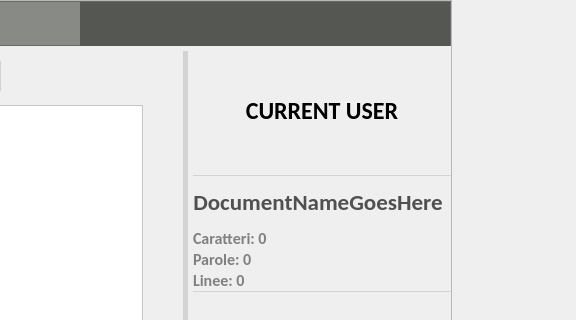
Above: client/editorwindow.ui from nopesir/pds-project before the change; both pictures show x 669 to 1245 and y 0 to 320 of the 1245 by 800 pixel window. Below: the same form after it.
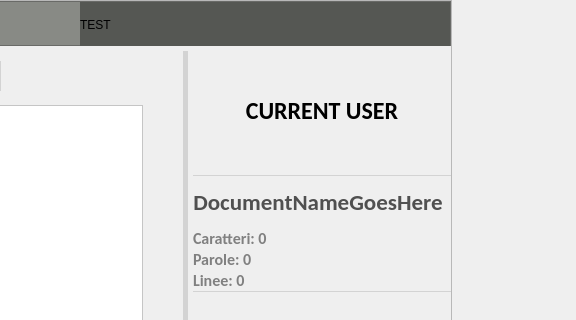
That is the form after the change. Icons and pictures are not drawn. Custom widgets are drawn as their Qt base class.

What changed in the file:
```diff
--- a/client/editorwindow.ui
+++ b/client/editorwindow.ui
@@ -365,7 +365,7 @@
 background-color: rgb(85, 87, 83);</string>
                </property>
                <property name="text">
-                <string/>
+                <string>TEST</string>
                </property>
               </widget>
              </item>
```
Left out of the diff: 10 changed lines with no effect on the pictures.
